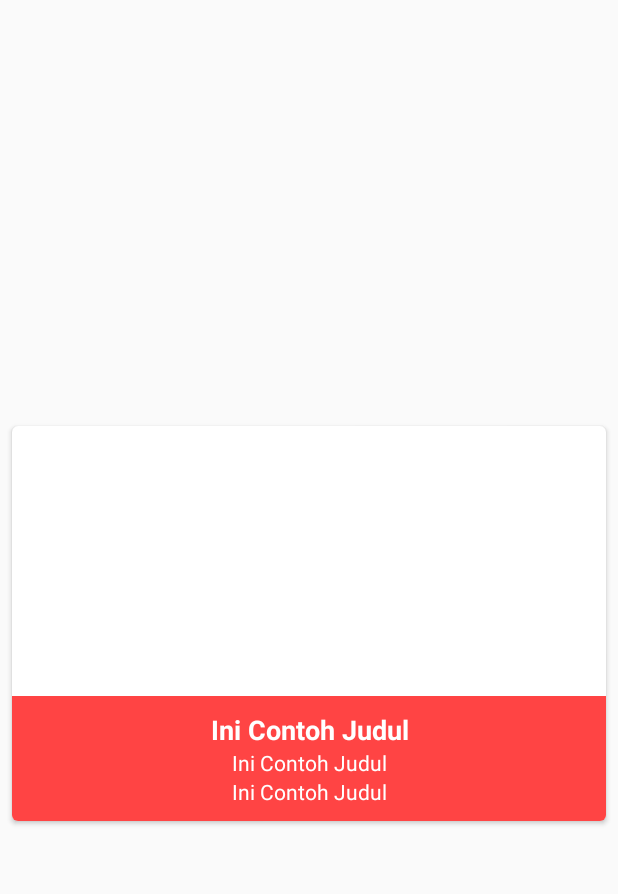
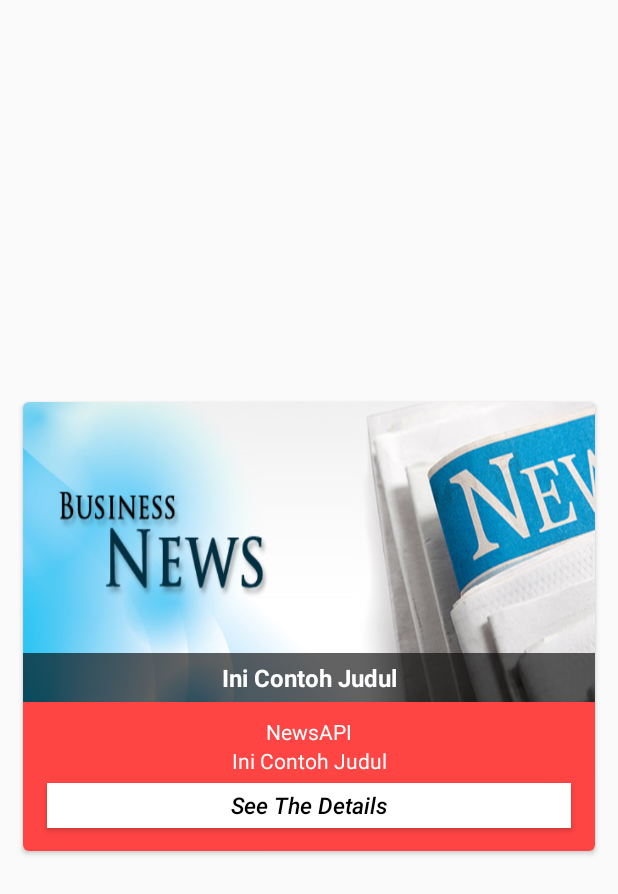
Before and after one commit to ShinyQ/BusinessNewsAPI, an Android app: the layout listberita.xml on its own in the app's theme, with its tools: preview values and no code run, on a phone screen of 412 x 824 dp. Shown: the top 894 px of the screen. Run offline under Robolectric (Android 15) with nearby library versions, the phone set to English and light mode, and no system bars; network calls fail.

Commit message:
Update v2 : + Set Toolbar Title + Adding SeeMore Button in listberita.xml + Move Title TextView inside ImageView with FrameLayout + Set context object to static + Adding activity_selengkapnya.xml and the design for User Interface on it + Adding New Activity (Selengkapnya) in AndroidManifest.xml + Change App Name In AndroidManifest.xml + Adding new Object Constructor In ModelBerita.java + Adding New Object in Holder Class For activity_selengkapnya.xml + Adding Implements OnClickListener in class holder + Set Intent For Selengkapnya.Java + Set putExtra in AdaperBerita.java for bring data to Selengkapnya.java + Initialize Object in Selengkapnya.java + Set Data that has been passed in Selengkapnya.java + Reformat Code in all layout and Class

```diff
--- a/app/src/main/AndroidManifest.xml
+++ b/app/src/main/AndroidManifest.xml
@@ -14,10 +14,12 @@
         <activity android:name=".MainActivity">
             <intent-filter>
                 <action android:name="android.intent.action.MAIN" />
+                <category android:name="android.intent.category.LAUNCHER" />
 
-                <category android:name="android.intent.category.LAUNCHER" />
             </intent-filter>
         </activity>
+
+        <activity android:name=".Selengkapnya" />
     </application>
 
 </manifest>
--- a/app/src/main/res/layout/listberita.xml
+++ b/app/src/main/res/layout/listberita.xml
@@ -1,73 +1,94 @@
 <?xml version="1.0" encoding="utf-8"?>
-<android.support.v7.widget.CardView
-    xmlns:android="http://schemas.android.com/apk/res/android"
+<android.support.v7.widget.CardView xmlns:android="http://schemas.android.com/apk/res/android"
     xmlns:card_view="http://schemas.android.com/apk/res-auto"
     xmlns:tools="http://schemas.android.com/tools"
 
     android:id="@+id/card_view"
-    android:layout_gravity="center"
     android:layout_width="match_parent"
     android:layout_height="wrap_content"
-    android:layout_marginTop="8dp"
+    android:layout_gravity="center"
     android:layout_marginBottom="4dp"
-    android:layout_marginLeft="8dp"
-    android:layout_marginRight="8dp"
+    android:layout_marginLeft="15dp"
+    android:layout_marginRight="15dp"
+    android:layout_marginTop="10dp"
     card_view:cardCornerRadius="4dp">
 
+    <FrameLayout
+        android:layout_width="match_parent"
+        android:layout_height="wrap_content">
 
-    <ImageView
-        android:id="@+id/img_item_foto"
-        android:layout_width="match_parent"
-        android:layout_height="180dp"
-        android:scaleType="fitXY" />
-
-    <LinearLayout
-        android:paddingTop="10dp"
-        android:layout_width="match_parent"
-        android:layout_height="match_parent"
-        android:layout_marginTop="180dp"
-        android:paddingBottom="10dp"
-        android:background="@android:color/holo_red_light"
-        android:orientation="vertical"
-        >
+        <ImageView
+            android:id="@+id/Image_Berita"
+            android:layout_width="match_parent"
+            android:layout_height="200dp"
+            android:background="@drawable/news"
+            android:scaleType="fitXY" />
 
 
         <TextView
+            android:id="@+id/tv_Judul"
+            android:layout_width="match_parent"
+            android:layout_height="wrap_content"
+            android:layout_gravity="bottom"
+            android:background="#9D000000"
+            android:padding="5dp"
             android:textAlignment="center"
-            android:id="@+id/tvJudul"
+            android:textColor="@android:color/white"
+            android:textSize="16sp"
+            android:textStyle="bold"
+            tools:text="Ini Contoh Judul" />
+
+
+    </FrameLayout>
+
+    <LinearLayout
+        android:layout_width="match_parent"
+        android:layout_height="match_parent"
+        android:layout_marginTop="200dp"
+        android:background="@android:color/holo_red_light"
+        android:orientation="vertical"
+        android:paddingBottom="10dp"
+        android:paddingTop="10dp">
+
+        <TextView
+            android:id="@+id/tv_Author"
             android:layout_width="match_parent"
             android:layout_height="wrap_content"
             android:layout_marginLeft="@dimen/activity_vertical_margin"
             android:layout_marginRight="@dimen/activity_vertical_margin"
-            tools:text="Ini Contoh Judul"
-            android:textStyle="bold"
+            android:text="NewsAPI"
+            android:textAlignment="center"
             android:textColor="@android:color/white"
-            android:textSize="18sp" />
+            android:textSize="14sp"
+            tools:text="NewsAPI" />
 
         <TextView
-            android:textAlignment="center"
-            android:id="@+id/tvAuthor"
+            android:id="@+id/tv_Publish"
             android:layout_width="match_parent"
             android:layout_height="wrap_content"
             android:layout_marginLeft="@dimen/activity_vertical_margin"
             android:layout_marginRight="@dimen/activity_vertical_margin"
-            tools:text="Ini Contoh Judul"
+            android:textAlignment="center"
             android:textColor="@android:color/white"
-            android:textSize="14sp" />
+            android:textSize="14sp"
+            tools:text="Ini Contoh Judul" />
 
-        <TextView
-            android:textAlignment="center"
-            android:id="@+id/tvDate"
+        <Button
+            android:id="@+id/btn_selengkapnya"
             android:layout_width="match_parent"
-            android:layout_height="wrap_content"
+            android:layout_height="30dp"
+            android:layout_marginBottom="5dp"
             android:layout_marginLeft="@dimen/activity_vertical_margin"
             android:layout_marginRight="@dimen/activity_vertical_margin"
-            tools:text="Ini Contoh Judul"
-            android:textColor="@android:color/white"
-            android:textSize="14sp" />
-
+            android:layout_marginTop="5dp"
+            android:layout_weight="1"
+            android:background="@android:color/white"
+            android:text="See The Details"
+            android:textAllCaps="false"
+            android:textColor="@android:color/black"
+            android:textSize="15sp"
+            android:textStyle="italic" />
     </LinearLayout>
 
 
-
 </android.support.v7.widget.CardView>
--- a/app/src/main/res/values/colors.xml
+++ b/app/src/main/res/values/colors.xml
@@ -3,4 +3,6 @@
     <color name="colorPrimary">#ff1111</color>
     <color name="colorPrimaryDark">#d63535</color>
     <color name="colorAccent">#FF4081</color>
+    <color name="Background">#4c4c4c</color>
+    <color name="Button_Hover">#bfbfbf</color>
 </resources>
--- a/app/src/main/res/values/strings.xml
+++ b/app/src/main/res/values/strings.xml
@@ -1,3 +1,3 @@
 <resources>
-    <string name="app_name">BusinessNewsAPI</string>
+    <string name="app_name">Business News</string>
 </resources>
```
Also changed, not shown: app/src/main/java/id/sch/smktelkom_mlg/tugas02/xirpl319/businessnewsapi/AdapterBerita.java (+46 -18 lines), app/src/main/java/id/sch/smktelkom_mlg/tugas02/xirpl319/businessnewsapi/MainActivity.java (+10 -8 lines), app/src/main/java/id/sch/smktelkom_mlg/tugas02/xirpl319/businessnewsapi/ModelBerita.java (+21 -1 lines), app/src/main/java/id/sch/smktelkom_mlg/tugas02/xirpl319/businessnewsapi/Selengkapnya.java (added, +47 -0 lines), app/src/main/res/layout/activity_main.xml (+4 -6 lines), app/src/main/res/layout/activity_selengkapnya.xml (added, +105 -0 lines), app/src/main/res/drawable/news.jpg (added).
